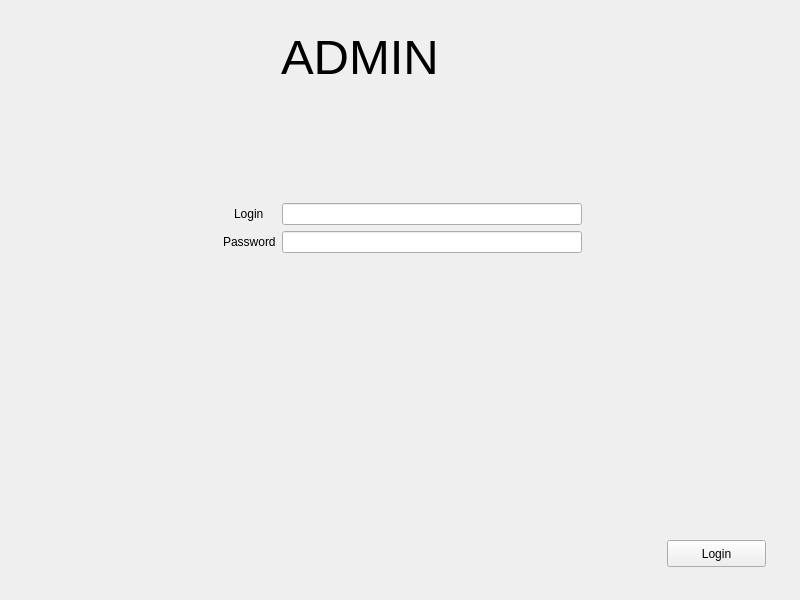
eguzki/penyamanager, file penyamanager/adminloginwindow.ui: the form before one commit.
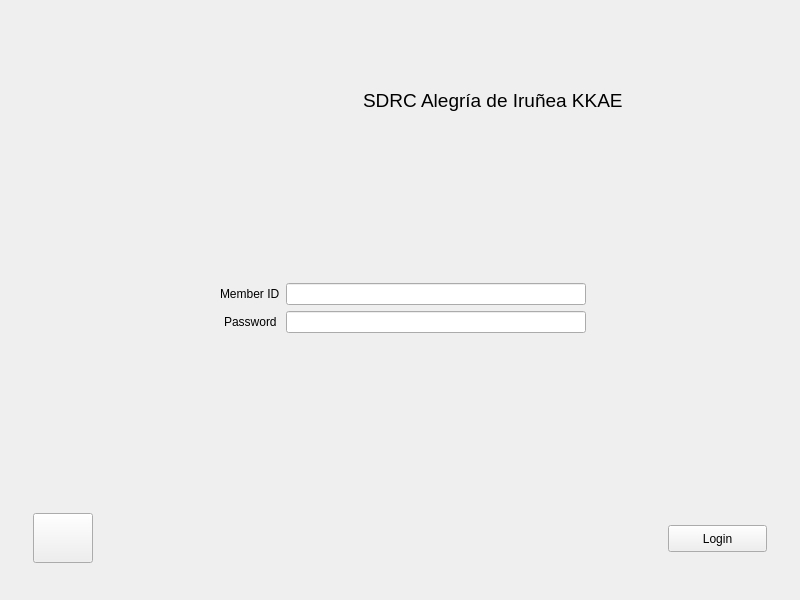
The form after the commit. Icons and pictures are not drawn.

What changed in the file:
```diff
--- a/penyamanager/adminloginwindow.ui
+++ b/penyamanager/adminloginwindow.ui
@@ -24,37 +24,78 @@
   </property>
   <layout class="QVBoxLayout" name="verticalLayout">
    <item>
-    <widget class="QWidget" name="topBar" native="true">
+    <widget class="QFrame" name="topFrame">
      <property name="minimumSize">
       <size>
        <width>0</width>
-       <height>100</height>
+       <height>180</height>
       </size>
      </property>
      <property name="maximumSize">
       <size>
        <width>16777215</width>
-       <height>100</height>
+       <height>180</height>
       </size>
      </property>
+     <layout class="QHBoxLayout" name="horizontalLayout">
+      <item>
+       <spacer name="horizontalSpacer">
+        <property name="orientation">
+         <enum>Qt::Horizontal</enum>
+        </property>
+        <property name="sizeHint" stdset="0">
+         <size>
+          <width>40</width>
+          <height>20</height>
+         </size>
+        </property>
+       </spacer>
+      </item>
+      <item>
+       <widget class="QWidget" name="imageWidget" native="true">
+        <property name="minimumSize">
+         <size>
+          <width>180</width>
+          <height>0</height>
+         </size>
+        </property>
+        <property name="maximumSize">
+         <size>
+          <width>180</width>
+          <height>16777215</height>
+         </size>
+        </property>
+        <property name="styleSheet">
+         <string notr="true">background-image: url(&quot;:/images/alegrialogo.jpg&quot;)</string>
+        </property>
+       </widget>
+      </item>
+      <item>
      <widget class="QLabel" name="label">
-      <property name="geometry">
-       <rect>
-        <x>270</x>
-        <y>20</y>
-        <width>211</width>
-        <height>51</height>
-       </rect>
-      </property>
       <property name="font">
        <font>
         <pointsize>37</pointsize>
        </font>
       </property>
       <property name="text">
-       <string>ADMIN</string>
-      </property>
-     </widget>
+         <string notr="true">&lt;html&gt;&lt;head/&gt;&lt;body&gt;&lt;p&gt;&lt;span style=&quot; font-size:14pt;&quot;&gt;SDRC Alegría de Iruñea KKAE&lt;/span&gt;&lt;/p&gt;&lt;/body&gt;&lt;/html&gt;</string>
+        </property>
+       </widget>
+      </item>
+      <item>
+       <spacer name="horizontalSpacer_2">
+        <property name="orientation">
+         <enum>Qt::Horizontal</enum>
+        </property>
+        <property name="sizeHint" stdset="0">
+         <size>
+          <width>40</width>
+          <height>20</height>
+         </size>
+        </property>
+       </spacer>
+      </item>
+     </layout>
     </widget>
    </item>
    <item>
@@ -84,7 +125,7 @@
          <item row="0" column="0">
           <widget class="QLabel" name="loginLabel">
            <property name="text">
-            <string>Login</string>
+            <string>Member ID</string>
            </property>
           </widget>
          </item>
@@ -122,34 +163,61 @@
        </widget>
       </item>
       <item>
-       <widget class="QWidget" name="padding" native="true"/>
+       <widget class="QWidget" name="paddingWidget" native="true">
+        <zorder>loginData</zorder>
+       </widget>
       </item>
-      <item alignment="Qt::AlignRight">
-       <widget class="QWidget" name="loginButtonWidget" native="true">
+      <item>
+       <widget class="QWidget" name="loginwidget" native="true">
+        <layout class="QHBoxLayout" name="horizontalLayout_2">
+         <item>
+          <widget class="QPushButton" name="languagePushButton">
         <property name="minimumSize">
          <size>
-          <width>120</width>
+             <width>60</width>
           <height>50</height>
          </size>
         </property>
         <property name="maximumSize">
          <size>
-          <width>16777215</width>
+             <width>60</width>
           <height>50</height>
          </size>
         </property>
-        <property name="layoutDirection">
-         <enum>Qt::LeftToRight</enum>
-        </property>
+           <property name="text">
+            <string notr="true"/>
+           </property>
+           <property name="icon">
+            <iconset resource="penyamanager.qrc">
+             <normaloff>:/images/ikurrina.png</normaloff>
+             <normalon>:/images/espanola.jpg</normalon>:/images/ikurrina.png</iconset>
+           </property>
+           <property name="iconSize">
+            <size>
+             <width>80</width>
+             <height>50</height>
+            </size>
+           </property>
+           <property name="checkable">
+            <bool>true</bool>
+           </property>
+          </widget>
+         </item>
+         <item>
+          <spacer name="horizontalSpacer_3">
+           <property name="orientation">
+            <enum>Qt::Horizontal</enum>
+           </property>
+           <property name="sizeHint" stdset="0">
+            <size>
+             <width>572</width>
+             <height>20</height>
+            </size>
+           </property>
+          </spacer>
+         </item>
+         <item>
         <widget class="QPushButton" name="loginButton">
-         <property name="geometry">
-          <rect>
-           <x>9</x>
-           <y>12</y>
-           <width>99</width>
-           <height>27</height>
-          </rect>
-         </property>
          <property name="minimumSize">
           <size>
            <width>99</width>
@@ -160,6 +228,8 @@
           <string>Login</string>
          </property>
         </widget>
+         </item>
+        </layout>
        </widget>
       </item>
      </layout>
```
Left out of the diff: 6 changed lines with no effect on the pictures. Lines whose indentation alone changed are shown as unchanged.
